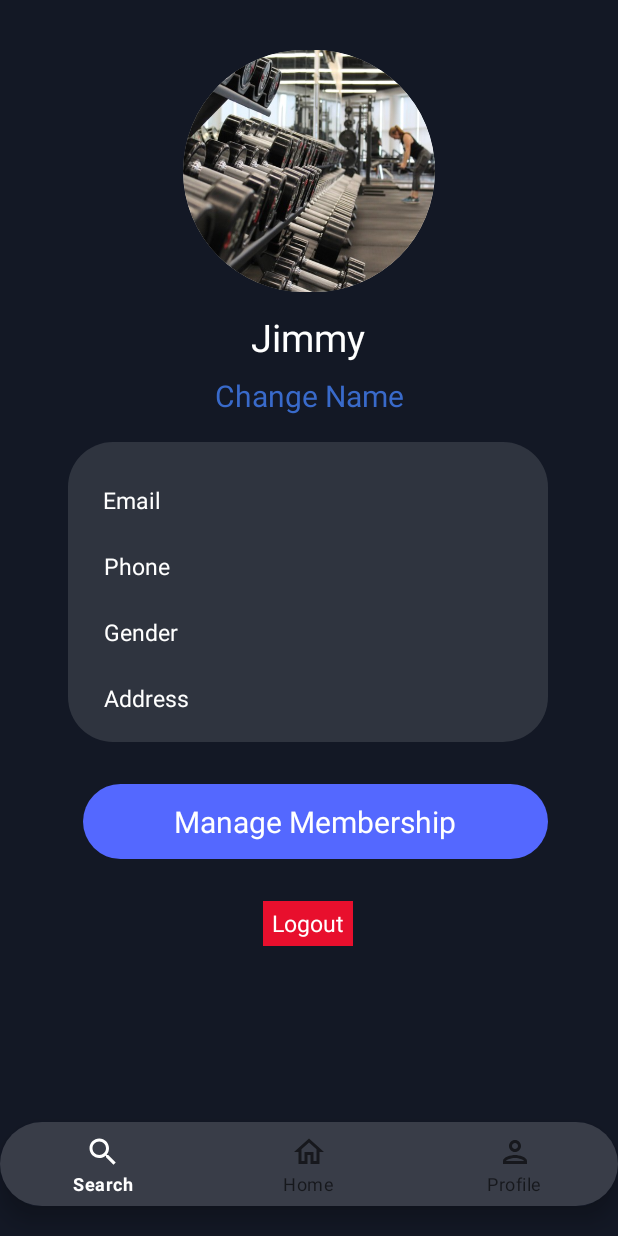
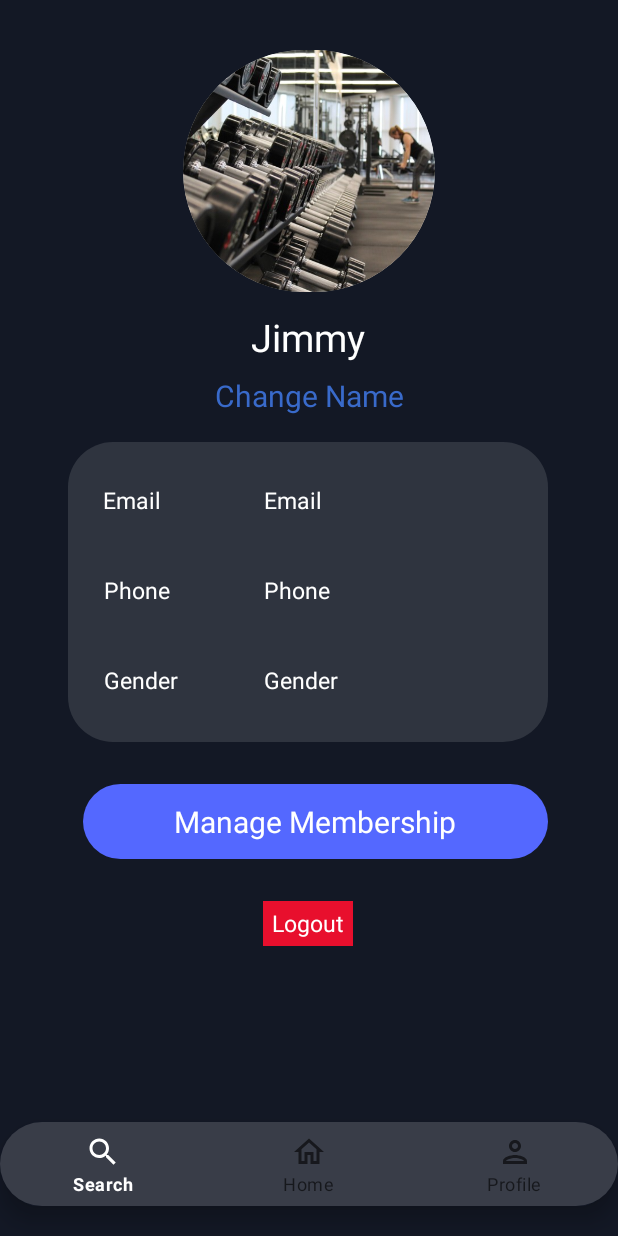
Before and after one commit to NabilRakhaD/MAP-UAS, an Android app: the screen it shows after launch once a user with an empty profile is signed in (ProfilActivity), item 3 of the bottom bar chosen, on a phone screen of 412 x 824 dp. Run offline under Robolectric (Android 15) with nearby library versions, the phone set to English and light mode, and no system bars; our stand-ins replace Firebase (no records; nobody signed in at launch, a user with empty details on screens opened directly).

Commit message:
firebaseprofile

```diff
--- a/app/src/main/java/umn/ac/id/uas/ProfilActivity.java
+++ b/app/src/main/java/umn/ac/id/uas/ProfilActivity.java
@@ -7,6 +7,7 @@ import androidx.constraintlayout.widget.ConstraintLayout;
 import android.app.Dialog;
 import android.content.Intent;
 import android.os.Bundle;
+import android.util.Log;
 import android.view.Gravity;
 import android.view.MenuItem;
 import android.view.View;
@@ -15,13 +16,23 @@ import android.view.WindowManager;
 import android.widget.TextView;
 import android.widget.Toast;
 
+import com.google.android.gms.tasks.OnCompleteListener;
+import com.google.android.gms.tasks.OnSuccessListener;
+import com.google.android.gms.tasks.Task;
 import com.google.android.material.bottomnavigation.BottomNavigationView;
 import com.google.android.material.navigation.NavigationBarView;
 import com.google.firebase.auth.FirebaseAuth;
 import com.google.firebase.auth.FirebaseUser;
+import com.google.firebase.firestore.DocumentReference;
+import com.google.firebase.firestore.FirebaseFirestore;
+import com.google.firebase.firestore.QueryDocumentSnapshot;
+import com.google.firebase.firestore.QuerySnapshot;
 
 public class ProfilActivity extends AppCompatActivity {
+    TextView emailProfile, phoneProfile, genderProfile, profilename;
     FirebaseUser firebaseUser;
+    FirebaseFirestore db = FirebaseFirestore.getInstance();
+
     TextView logout;
 
     @Override
@@ -29,12 +40,16 @@ public class ProfilActivity extends AppCompatActivity {
         super.onCreate(savedInstanceState);
         setContentView(R.layout.activity_profil);
 
+        emailProfile = findViewById(R.id.emailProfile);
+        phoneProfile = findViewById(R.id.phoneProfile);
+        genderProfile = findViewById(R.id.GenderProfile);
+        profilename = findViewById(R.id.profilename);
+
         firebaseUser = FirebaseAuth.getInstance().getCurrentUser();
+        getUser();
+
 
         logout = findViewById(R.id.logout);
-
-
-
         logout.setOnClickListener(new View.OnClickListener() {
             @Override
             public void onClick(View view) {
@@ -105,4 +120,30 @@ public class ProfilActivity extends AppCompatActivity {
 
         search.show();
     }
+
+    private void getUser() {
+        db.collection("User")
+                .get()
+                .addOnCompleteListener(new OnCompleteListener<QuerySnapshot>() {
+                    @Override
+                    public void onComplete(@NonNull Task<QuerySnapshot> task) {
+                        if (task.isSuccessful()) {
+                            for (QueryDocumentSnapshot document : task.getResult()) {
+                                Log.d("TAG2", document.getId() + " => " + document.getData());
+                                Log.d("TAG2", document.getId() + " " + firebaseUser.getUid());
+                                DocumentReference docRef = db.collection("User").document(firebaseUser.getUid());
+                                if(firebaseUser.getUid().equals(document.getId())){
+                                    profilename.setText(document.getString("Nama"));
+                                    emailProfile.setText(firebaseUser.getEmail());
+                                    genderProfile.setText(document.getString("Jenis Kelamin"));
+                                    phoneProfile.setText(document.getString("PhoneNumber"));
+                                }
+
+                            }
+                        } else {
+                            Log.w("TAG2", "Error getting documents.", task.getException());
+                        }
+                    }
+                });
+    }
 }
--- a/app/src/main/java/umn/ac/id/uas/retrofit/GymModel.java
+++ /dev/null
@@ -1,5 +0,0 @@
-package umn.ac.id.uas.retrofit;
-
-public class GymModel {
-
-}
--- a/app/src/main/java/umn/ac/id/uas/signIn_Activity.java
+++ b/app/src/main/java/umn/ac/id/uas/signIn_Activity.java
@@ -17,21 +17,23 @@ import com.google.android.gms.auth.api.signin.GoogleSignInClient;
 import com.google.android.gms.auth.api.signin.GoogleSignInOptions;
 import com.google.android.gms.common.api.ApiException;
 import com.google.android.gms.tasks.OnCompleteListener;
+import com.google.android.gms.tasks.OnFailureListener;
+import com.google.android.gms.tasks.OnSuccessListener;
 import com.google.android.gms.tasks.Task;
 import com.google.firebase.auth.AuthResult;
 import com.google.firebase.auth.FirebaseAuth;
 import com.google.firebase.auth.FirebaseUser;
+import com.google.firebase.firestore.FirebaseFirestore;
 
-import java.util.List;
+import java.util.HashMap;
+import java.util.Map;
 
-import retrofit2.Call;
-import retrofit2.Callback;
-import retrofit2.Response;
-import umn.ac.id.uas.retrofit.APIService;
 
 public class signIn_Activity extends AppCompatActivity {
     TextView signUp, btnReady, title, email, password;
     private FirebaseAuth mAuth;
+    FirebaseUser firebaseUser;
+    FirebaseFirestore db = FirebaseFirestore.getInstance();
     Boolean isGoogle;
     ProgressDialog progressDialog;
     GoogleSignInOptions gso;
@@ -60,6 +62,13 @@ public class signIn_Activity extends AppCompatActivity {
         progressDialog.setTitle("Loading");
         progressDialog.setMessage("Tunggu Sebentar");
         progressDialog.setCancelable(false);
+
+        firebaseUser = FirebaseAuth.getInstance().getCurrentUser();
+
+        Intent intent = getIntent();
+        String username = intent.getStringExtra("Nama");
+        String gender = intent.getStringExtra("Gender");
+        String phonenum = intent.getStringExtra("PhoneNum");
 
         signUp.setOnClickListener(new View.OnClickListener() {
             @Override
--- a/app/src/main/res/layout/activity_profil.xml
+++ b/app/src/main/res/layout/activity_profil.xml
@@ -107,43 +107,70 @@
         app:layout_constraintTop_toTopOf="@+id/backgroundlist"></TextView>
 
     <TextView
+        android:id="@+id/emailProfile"
+        android:layout_width="wrap_content"
+        android:layout_height="wrap_content"
+        android:layout_marginTop="28dp"
+        android:text="Email"
+        android:textColor="@color/white"
+        android:textSize="15dp"
+        app:layout_constraintEnd_toEndOf="@+id/backgroundlist"
+        app:layout_constraintHorizontal_bias="0.312"
+        app:layout_constraintStart_toEndOf="@+id/emailtitle"
+        app:layout_constraintTop_toTopOf="@+id/backgroundlist"></TextView>
+
+    <TextView
         android:id="@+id/Phonetitle"
         android:layout_width="wrap_content"
         android:layout_height="wrap_content"
-        android:layout_marginTop="72dp"
+        android:layout_marginTop="60dp"
         android:text="Phone"
         android:textColor="@color/white"
         android:textSize="15dp"
         app:layout_constraintEnd_toEndOf="@+id/backgroundlist"
         app:layout_constraintHorizontal_bias="0.086"
         app:layout_constraintStart_toStartOf="@+id/backgroundlist"
-        app:layout_constraintTop_toTopOf="@+id/backgroundlist"></TextView>
+        app:layout_constraintTop_toTopOf="@+id/emailtitle"></TextView>
+
+    <TextView
+        android:id="@+id/phoneProfile"
+        android:layout_width="wrap_content"
+        android:layout_height="wrap_content"
+        android:layout_marginTop="60dp"
+        android:text="Phone"
+        android:textColor="@color/white"
+        android:textSize="15dp"
+        app:layout_constraintEnd_toEndOf="@+id/backgroundlist"
+        app:layout_constraintHorizontal_bias="0.301"
+        app:layout_constraintStart_toEndOf="@+id/Phonetitle"
+        app:layout_constraintTop_toTopOf="@+id/emailProfile"></TextView>
 
     <TextView
         android:id="@+id/Gendertitle"
         android:layout_width="wrap_content"
         android:layout_height="wrap_content"
-        android:layout_marginTop="116dp"
+        android:layout_marginTop="60dp"
         android:text="Gender"
         android:textColor="@color/white"
         android:textSize="15dp"
         app:layout_constraintEnd_toEndOf="@+id/backgroundlist"
         app:layout_constraintHorizontal_bias="0.088"
         app:layout_constraintStart_toStartOf="@+id/backgroundlist"
-        app:layout_constraintTop_toTopOf="@+id/backgroundlist"></TextView>
+        app:layout_constraintTop_toTopOf="@+id/Phonetitle"></TextView>
+
 
     <TextView
-        android:id="@+id/Addresstitle"
+        android:id="@+id/GenderProfile"
         android:layout_width="wrap_content"
         android:layout_height="wrap_content"
-        android:layout_marginTop="160dp"
-        android:text="Address"
+        android:layout_marginTop="60dp"
+        android:text="Gender"
         android:textColor="@color/white"
         android:textSize="15dp"
         app:layout_constraintEnd_toEndOf="@+id/backgroundlist"
-        app:layout_constraintHorizontal_bias="0.09"
-        app:layout_constraintStart_toStartOf="@+id/backgroundlist"
-        app:layout_constraintTop_toTopOf="@+id/backgroundlist"></TextView>
+        app:layout_constraintHorizontal_bias="0.29"
+        app:layout_constraintStart_toEndOf="@+id/Gendertitle"
+        app:layout_constraintTop_toTopOf="@+id/phoneProfile"></TextView>
 
     <TextView
         android:id="@+id/ManageMember"
--- a/build.gradle
+++ b/build.gradle
@@ -6,6 +6,7 @@ buildscript {
 
     }
     dependencies {
+        classpath 'com.android.tools.build:gradle:4.2.1'
         classpath 'com.google.gms:google-services:4.3.13'
     }
 }
```
Also changed, not shown: app/build.gradle (+19 -2 lines), app/src/main/java/umn/ac/id/uas/SignUpActivity.java (+38 -8 lines), app/src/main/java/umn/ac/id/uas/retrofit/APIService.java (deleted, +0 -15 lines), app/src/main/java/umn/ac/id/uas/retrofit/ApiEndpoint.java (deleted, +0 -10 lines).
